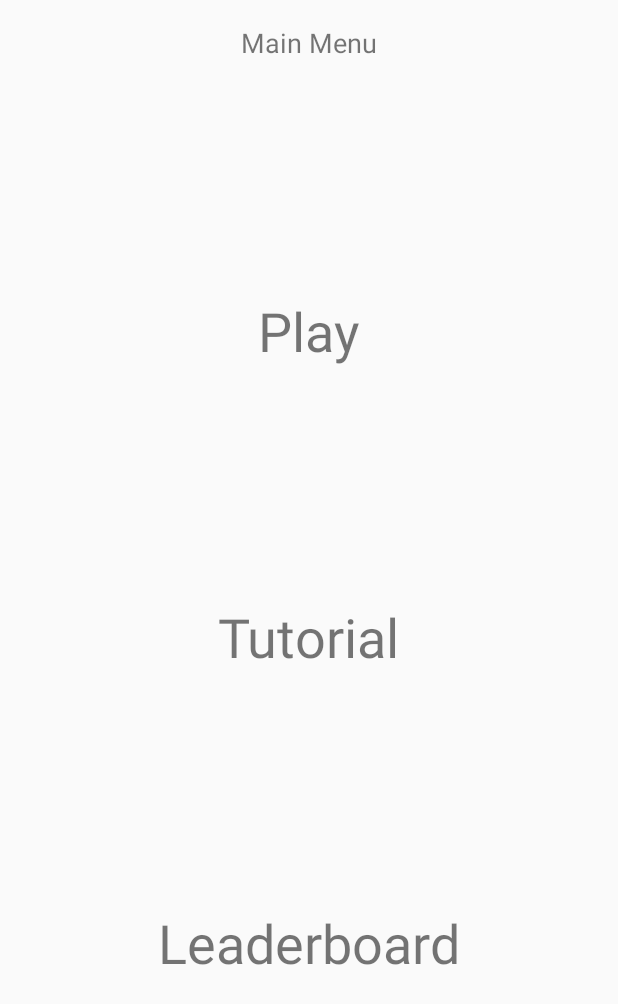
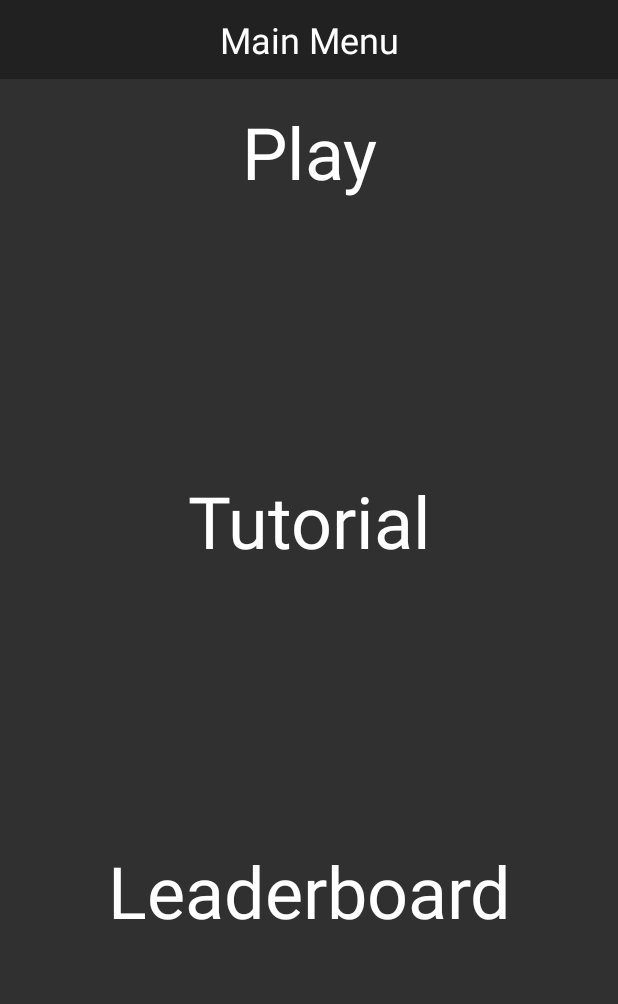
Before and after one commit to ianhenrydev/word-ladder-android, an Android app: the screen it shows after launch (MainActivity), on a phone screen of 412 x 824 dp. Shown: the top 1004 px of the screen. Run offline under Robolectric (Android 15) with nearby library versions, the phone set to English and light mode, and no system bars.

Commit message:
new theme and icons

```diff
--- a/app/src/main/java/me/ianhenry/wordladder/fragments/GameFragment.kt
+++ b/app/src/main/java/me/ianhenry/wordladder/fragments/GameFragment.kt
@@ -59,8 +59,8 @@ class GameFragment : WordLadderFragment() {
     }
 
     override fun onAttach(context: Context?) {
+        super.onAttach(context)
         mainActivity = context as MainActivity?
-        super.onAttach(context)
     }
 
     override fun onCreateView(inflater: LayoutInflater, container: ViewGroup?, savedInstanceState: Bundle?): View? {
--- a/app/src/main/java/me/ianhenry/wordladder/fragments/ModeSelectFragment.kt
+++ b/app/src/main/java/me/ianhenry/wordladder/fragments/ModeSelectFragment.kt
@@ -19,8 +19,8 @@ class ModeSelectFragment : WordLadderFragment() {
 
     private var mainActivity: MainActivity? = null
     override fun onAttach(context: Context?) {
+        super.onAttach(context)
         mainActivity = context as MainActivity?
-        super.onAttach(context)
     }
 
     override fun onCreateView(inflater: LayoutInflater, container: ViewGroup?, savedInstanceState: Bundle?): View? {
--- a/app/src/main/res/layout/fragment_main.xml
+++ b/app/src/main/res/layout/fragment_main.xml
@@ -5,40 +5,54 @@
     android:layout_width="match_parent"
     android:layout_height="match_parent"
     android:orientation="vertical"
-    android:paddingBottom="@dimen/activity_vertical_margin"
-    android:paddingLeft="@dimen/activity_horizontal_margin"
-    android:paddingRight="@dimen/activity_horizontal_margin"
-    android:paddingTop="@dimen/activity_vertical_margin"
     tools:context="me.ianhenry.wordladder.MainActivity">
 
     <TextView
-        android:layout_width="wrap_content"
+        android:layout_width="match_parent"
         android:layout_height="wrap_content"
-        android:layout_gravity="center_horizontal"
-        android:layout_weight="1"
-        android:textSize="18sp"
-        android:text="Main Menu" />
-    <TextView
-        android:layout_width="wrap_content"
-        android:layout_height="wrap_content"
-        android:layout_gravity="center_horizontal"
-        android:layout_weight="1"
-        android:textSize="36sp"
-        android:text="Play" />
-    <TextView
-        android:layout_width="wrap_content"
-        android:layout_height="wrap_content"
-        android:layout_gravity="center_horizontal"
-        android:layout_weight="1"
-        android:textSize="36sp"
-        android:text="Tutorial" />
+        android:background="#212121"
+        android:padding="10dp"
+        android:text="Main Menu"
+        android:textAlignment="center"
+        android:textColor="#fff"
+        android:textSize="24sp" />
 
-    <TextView
-        android:id="@+id/textView2"
-        android:layout_width="wrap_content"
-        android:layout_height="wrap_content"
-        android:layout_gravity="center_horizontal"
-        android:layout_weight="1"
-        android:textSize="36sp"
-        android:text="Leaderboard" />
+    <LinearLayout
+        android:layout_width="match_parent"
+        android:layout_height="match_parent"
+        android:background="#303030"
+        android:orientation="vertical"
+        android:padding="16dp">
+
+        <TextView
+            android:layout_width="match_parent"
+            android:layout_height="wrap_content"
+            android:layout_weight="1"
+            android:text="Play"
+            android:textAlignment="center"
+            android:textColor="#fff"
+            android:textSize="48sp" />
+
+        <TextView
+            android:layout_width="match_parent"
+            android:layout_height="wrap_content"
+            android:layout_weight="1"
+            android:text="Tutorial"
+            android:textAlignment="center"
+            android:textColor="#fff"
+            android:textSize="48sp" />
+
+        <TextView
+            android:id="@+id/textView2"
+            android:layout_width="match_parent"
+            android:layout_height="wrap_content"
+            android:layout_gravity="center_horizontal"
+            android:layout_weight="1"
+            android:text="Leaderboard"
+            android:textAlignment="center"
+            android:textColor="#fff"
+            android:textSize="48sp" />
+
+    </LinearLayout>
+
 </LinearLayout>
```
Also changed, not shown: app/src/main/res/layout/fragment_game.xml (+22 -14 lines), app/src/main/res/layout/fragment_mode.xml (+45 -31 lines), app/src/main/res/mipmap-hdpi/ic_launcher.png, app/src/main/res/mipmap-mdpi/ic_launcher.png, app/src/main/res/mipmap-xhdpi/ic_launcher.png, app/src/main/res/mipmap-xxhdpi/ic_launcher.png, app/src/main/res/mipmap-xxxhdpi/ic_launcher.png.
